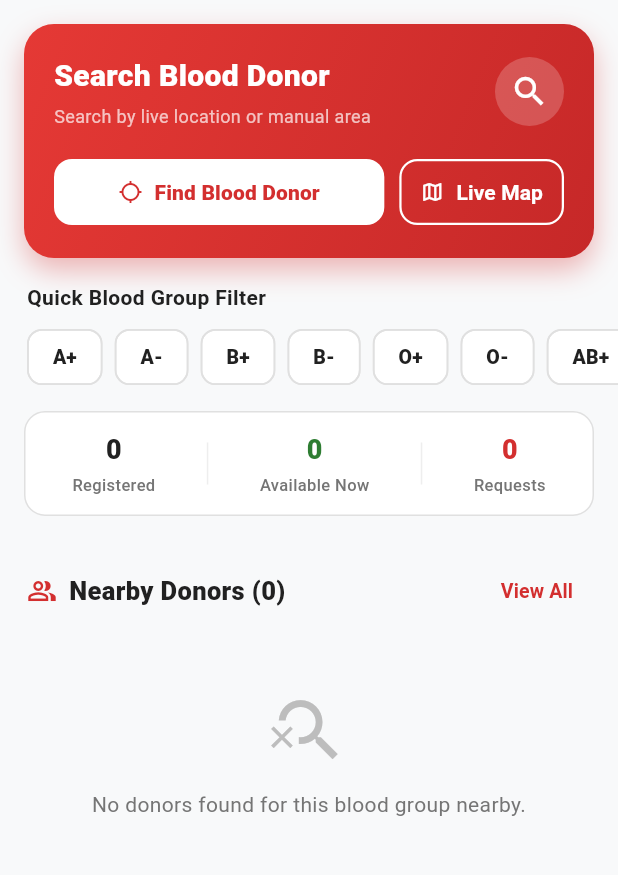
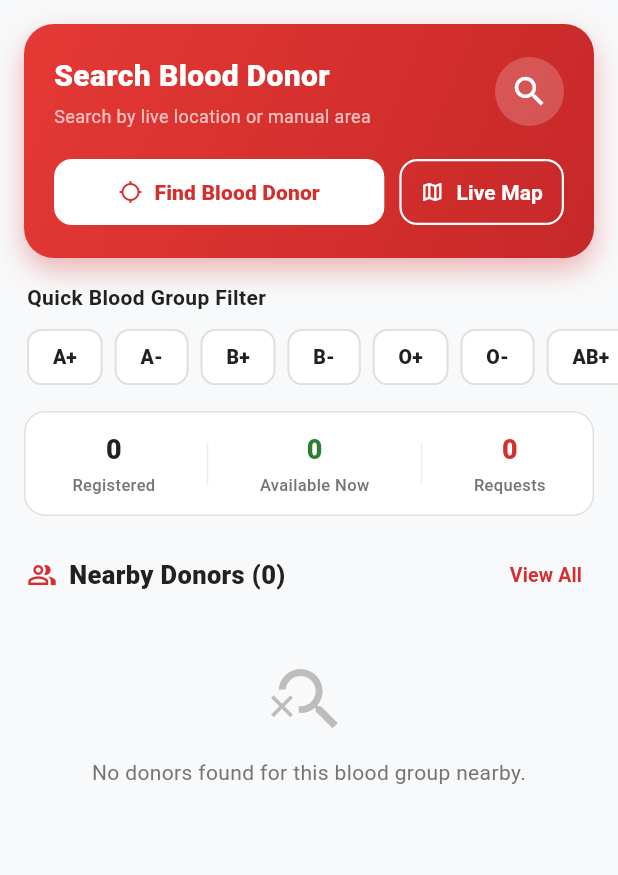
Before and after one commit to stbavankumarbaskar-cloud/Bloodconnect, a Flutter app: the HomeScreen screen opened directly, on a phone screen of 412 x 824 dp, the part 114-989 px from its top. Run offline on Flutter 3.47's test engine with Material 3 defaults, Android fonts, the light colour scheme and no system bars; our stand-ins replace flutter_map, latlong2, shared_preferences; accounts and stored records are empty; network calls fail.

Commit message:
feat: add blood request card component and home and search screens

```diff
--- a/donor_search/lib/screens/home/home_screen.dart
+++ b/donor_search/lib/screens/home/home_screen.dart
@@ -104,11 +104,13 @@ class _HomeScreenState extends State<HomeScreen> {
                   child: Row(
                     mainAxisAlignment: MainAxisAlignment.spaceBetween,
                     children: [
-                      Row(
+                      Expanded(
+                        child: Row(
                           children: [
                             const Icon(Icons.people_alt_outlined, color: AppColors.primary, size: 20),
                             const SizedBox(width: 8),
-                          Text(
+                            Flexible(
+                              child: Text(
                                 _selectedBloodFilter == 'ALL'
                                     ? 'Nearby Donors (${_donors.length})'
                                     : '$_selectedBloodFilter Donors (${_donors.length})',
@@ -117,11 +119,19 @@ class _HomeScreenState extends State<HomeScreen> {
                                   fontWeight: FontWeight.w800,
                                   color: AppColors.textPrimary,
                                 ),
+                                overflow: TextOverflow.ellipsis,
+                              ),
                             ),
                           ],
                         ),
+                      ),
                       TextButton(
                         onPressed: () => widget.onTabChange?.call(1),
+                        style: TextButton.styleFrom(
+                          padding: const EdgeInsets.symmetric(horizontal: 6, vertical: 4),
+                          minimumSize: Size.zero,
+                          tapTargetSize: MaterialTapTargetSize.shrinkWrap,
+                        ),
                         child: const Text(
                           'View All',
                           style: TextStyle(
@@ -302,7 +312,8 @@ class _HomeScreenState extends State<HomeScreen> {
           Row(
             mainAxisAlignment: MainAxisAlignment.spaceBetween,
             children: [
-              const Column(
+              const Expanded(
+                child: Column(
                   crossAxisAlignment: CrossAxisAlignment.start,
                   children: [
                     Text(
@@ -320,6 +331,8 @@ class _HomeScreenState extends State<HomeScreen> {
                     ),
                   ],
                 ),
+              ),
+              const SizedBox(width: 8),
               Container(
                 padding: const EdgeInsets.all(10),
                 decoration: BoxDecoration(
@@ -473,34 +486,45 @@ class _HomeScreenState extends State<HomeScreen> {
           child: Row(
             mainAxisAlignment: MainAxisAlignment.spaceBetween,
             children: [
-              const Row(
+              const Expanded(
+                child: Row(
                   children: [
                     Icon(Icons.emergency, color: AppColors.criticalUrgency, size: 20),
                     SizedBox(width: 8),
-                  Text(
+                    Flexible(
+                      child: Text(
                         'Emergency Blood Requests',
                         style: TextStyle(fontSize: 16, fontWeight: FontWeight.w800, color: AppColors.textPrimary),
+                        overflow: TextOverflow.ellipsis,
+                      ),
                     ),
                   ],
                 ),
+              ),
               TextButton(
                 onPressed: () => widget.onTabChange?.call(3), // Go to Requests Tab
+                style: TextButton.styleFrom(
+                  padding: const EdgeInsets.symmetric(horizontal: 6, vertical: 4),
+                  minimumSize: Size.zero,
+                  tapTargetSize: MaterialTapTargetSize.shrinkWrap,
+                ),
                 child: const Text('All Requests', style: TextStyle(fontSize: 12, fontWeight: FontWeight.w700)),
               ),
             ],
           ),
         ),
         SizedBox(
-          height: 185,
+          height: 265,
           child: ListView.builder(
             scrollDirection: Axis.horizontal,
-            padding: const EdgeInsets.symmetric(horizontal: 8),
+            padding: const EdgeInsets.symmetric(horizontal: 10),
             itemCount: _requests.take(4).length,
             itemBuilder: (context, index) {
               return SizedBox(
-                width: 310,
+                width: 325,
                 child: BloodRequestCard(
                   request: _requests[index],
+                  margin: const EdgeInsets.symmetric(horizontal: 6, vertical: 4),
                   onTap: () => widget.onTabChange?.call(3),
                 ),
               );
```
Also changed, not shown: donor_search/lib/components/blood_request_card.dart (+20 -5 lines), donor_search/lib/screens/search/search_screen.dart (+19 -4 lines). Lines whose indentation alone changed are shown as unchanged.
